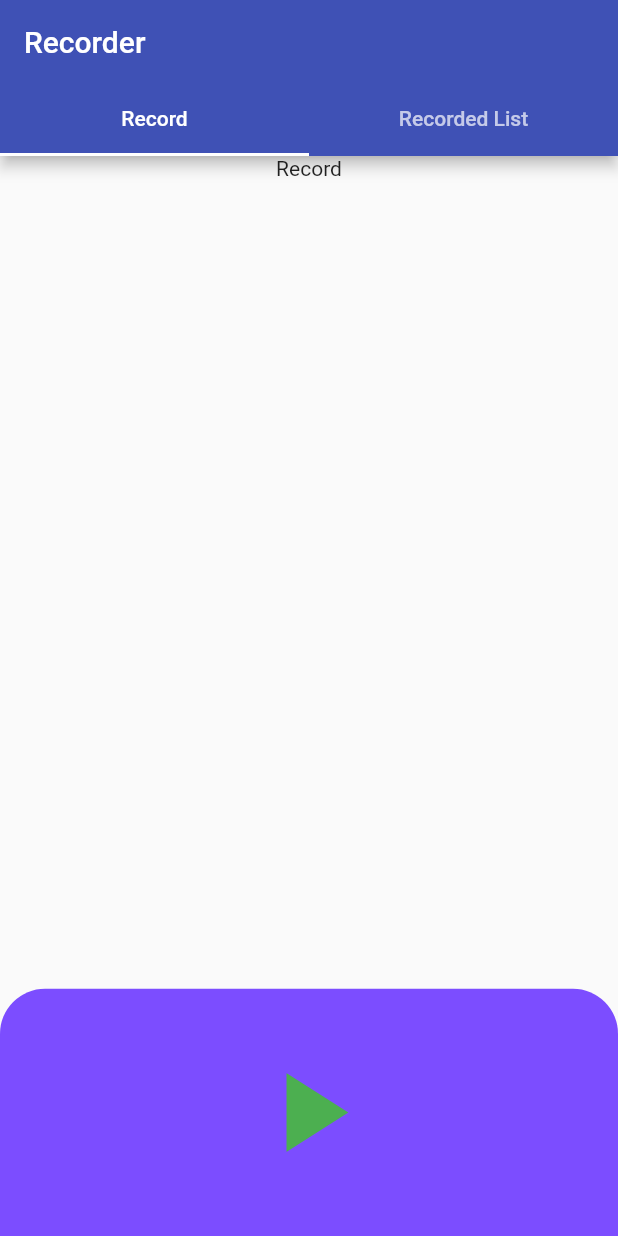
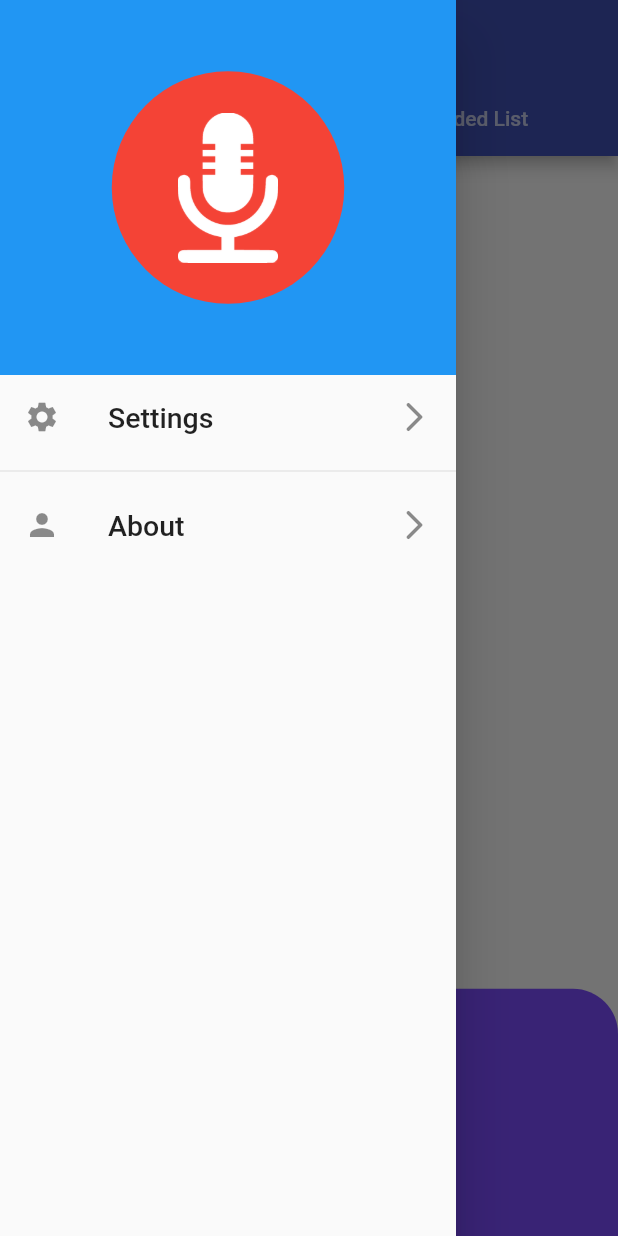
Before and after one commit to koorosh-k98/fun-recorder, a Flutter app: the screen it shows after launch, with the side drawer open (before the commit the screen has no drawer), on a phone screen of 412 x 824 dp. Run offline on Flutter 3.47's test engine with Material 2 defaults, Android fonts, the phone set to English and light mode, and no system bars; our stand-ins replace flutter_riverpod, just_audio, permission_handler, riverpod_annotation; missing offline and left inert: record; generated files the repository leaves out were written again; statements that could not run were skipped.

Commit message:
add drawer

```diff
--- a/lib/main.dart
+++ b/lib/main.dart
@@ -1,8 +1,10 @@
 import 'package:flutter/material.dart';
 import 'package:flutter_riverpod/flutter_riverpod.dart';
+import 'package:recorder/views/about/about.dart';
 import 'package:recorder/views/constants/strings.dart';
+import 'package:recorder/views/settings/settings.dart';
 
-import 'views/tabs/tabs.dart';
+import 'views/tabs_view/tabs_view.dart';
 
 void main() {
   // WidgetsFlutterBinding.ensureInitialized();
@@ -20,6 +22,10 @@ class MyApp extends StatelessWidget {
         primarySwatch: Colors.indigo,
       ),
       home: const Tabs(),
+      routes: {
+        "/settings":(context)=> const Settings(),
+        "/about":(context)=> const About(),
+      },
     );
   }
 }
--- /dev/null
+++ b/lib/views/about/about.dart
@@ -0,0 +1,10 @@
+import 'package:flutter/material.dart';
+
+class About extends StatelessWidget {
+  const About({Key? key}) : super(key: key);
+
+  @override
+  Widget build(BuildContext context) {
+    return const Text("about");
+  }
+}
--- a/lib/views/constants/strings.dart
+++ b/lib/views/constants/strings.dart
@@ -18,6 +18,8 @@ class Strings {
   static const m4a = ".m4a";
   static const pleaseEnterFileName = "Please enter file name";
   static const fileNameShouldNotContainDot = "File name shouldn't contain '.'";
+  static const settings = "Settings";
+  static const about = "About";
 
   const Strings._();
 }
--- /dev/null
+++ b/lib/views/settings/settings.dart
@@ -0,0 +1,10 @@
+import 'package:flutter/material.dart';
+
+class Settings extends StatelessWidget {
+  const Settings({Key? key}) : super(key: key);
+
+  @override
+  Widget build(BuildContext context) {
+    return const Text("hi");
+  }
+}
--- a/lib/views/tabs/tabs.dart
+++ b/lib/views/tabs_view/tabs_view.dart
@@ -1,5 +1,6 @@
 import 'package:flutter/material.dart';
 import 'package:recorder/views/record/record_tab.dart';
+import 'package:recorder/views/widgets/custom_drawer.dart';
 
 import '../constants/strings.dart';
 import '../recorded_list/recorded_list_tab.dart';
@@ -25,6 +26,7 @@ class Tabs extends StatelessWidget {
             RecordedListTab(),
           ],
         ),
+        drawer: const CustomDrawer(),
       ),
     );
   }
--- /dev/null
+++ b/lib/views/widgets/custom_drawer.dart
@@ -0,0 +1,70 @@
+import 'package:flutter/material.dart';
+import 'package:recorder/views/constants/strings.dart';
+
+class CustomDrawer extends StatelessWidget {
+  const CustomDrawer({Key? key}) : super(key: key);
+
+  @override
+  Widget build(BuildContext context) {
+    return Drawer(
+      child: Column(
+        children: [
+          Container(
+            width: double.infinity,
+            height: 250,
+            color: Colors.blue,
+            child: Stack(
+              children: [
+                Center(
+                  child: Container(
+                    width: 155,
+                    height: 155,
+                    decoration: const BoxDecoration(
+                        shape: BoxShape.circle, color: Colors.red),
+                  ),
+                ),
+                Center(
+                  child: SizedBox(
+                    width: 100,
+                    height: 100,
+                    child: Image.asset(
+                      "assets/images/logo.png",
+                      color: Colors.white,
+                    ),
+                  ),
+                ),
+              ],
+            ),
+          ),
+          ListTile(
+            onTap: () {
+              Navigator.of(context).pushNamed("/settings");
+            },
+            leading: const Icon(Icons.settings),
+            title: const Text(
+              Strings.settings,
+              style: TextStyle(
+                fontSize: 19,
+              ),
+            ),
+            trailing: const Icon(Icons.arrow_forward_ios_rounded),
+          ),
+          const Divider(),
+          ListTile(
+            onTap: () {
+              Navigator.of(context).pushNamed("/about");
+            },
+            leading: const Icon(Icons.person),
+            title: const Text(
+              Strings.about,
+              style: TextStyle(
+                fontSize: 19,
+              ),
+            ),
+            trailing: const Icon(Icons.arrow_forward_ios_rounded),
+          )
+        ],
+      ),
+    );
+  }
+}
--- a/pubspec.yaml
+++ b/pubspec.yaml
@@ -68,8 +68,8 @@ flutter:
   uses-material-design: true
 
   # To add assets to your application, add an assets section, like this:
-  # assets:
-  #   - images/a_dot_burr.jpeg
+  assets:
+     - assets/images/logo.png
   #   - images/a_dot_ham.jpeg
 
   # An image asset can refer to one or more resolution-specific "variants", see
```
Also changed, not shown: assets/images/logo.png (added).
